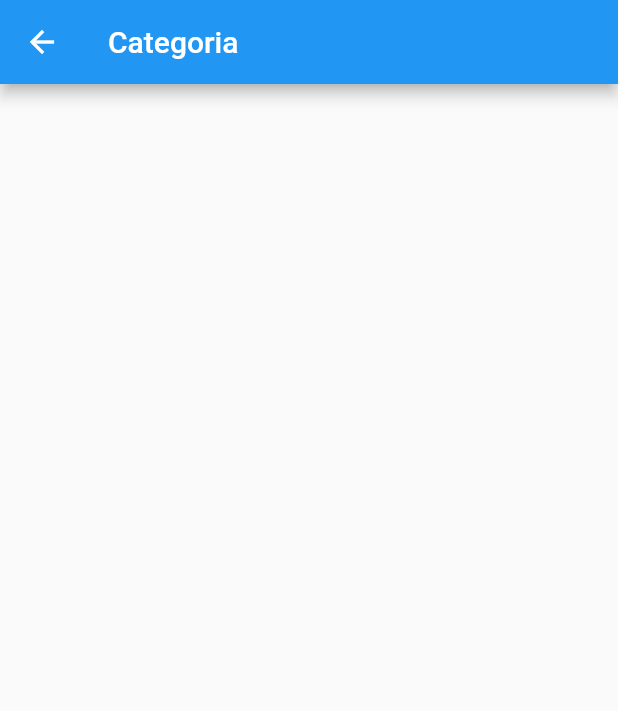
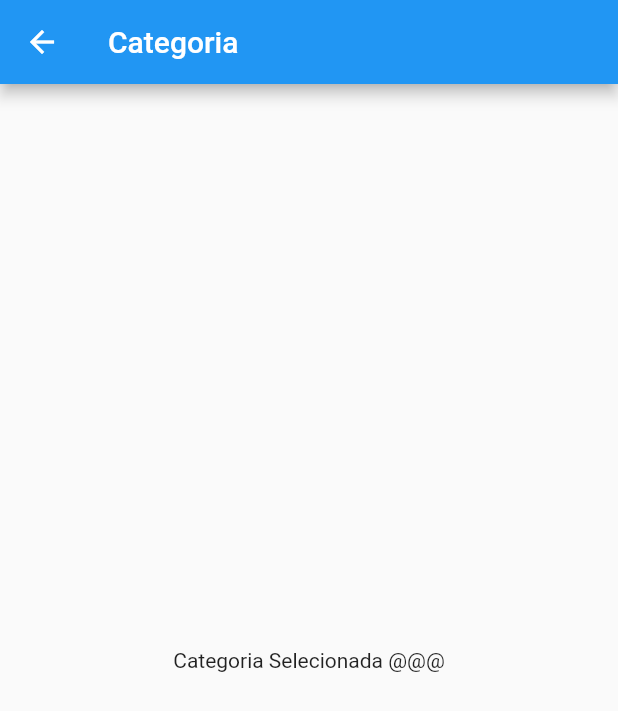
Before and after one commit to dariopmaciel/flutter_modular_example, a Flutter app: the screen it shows after launch, after a tap on "Categoria Module", on a phone screen of 412 x 824 dp. Shown: the top 711 px of the screen. Run offline on Flutter 3.47's test engine with Material 2 defaults, Android fonts, the phone set to English and light mode, and no system bars; our stand-ins replace flutter_modular.

Commit message:
Tipos rotas de navegação

```diff
--- a/lib/app/app_module.dart
+++ b/lib/app/app_module.dart
@@ -6,15 +6,24 @@ import 'package:flutter_modular_example/app/categoria/categoria_page.dart';
 import 'package:flutter_modular_example/app/splash_page/splash_page.dart';
 
 class AppModule extends Module {
+  //Dependencias
   @override
   void binds(Injector i) => [];
 
+//Rotas
   @override
-  void routes(r) {
-    r.child(Modular.initialRoute, child: (context) => const SplashPage());
-    r.child('/categoria', child: (context) => const CategoriaPage());
-    //como adicionar modulos na rotas?
-    // ModuleRoute('/categoria', module: CategoriaModule());
-    // ModuleRoute('/', module: CategoriaModule());
+  void routes(RouteManager r) {
+    // r.child(Modular.initialRoute, child: (context) => const SplashPage());
+    //ou
+    r.child('/', child: (context) => const SplashPage());
+    //sem passagem de argumento
+    r.child('/categoria', child: (context) => CategoriaPage());
+    //com passagem de argumento
+    // r.child('/categoria', child: (context) => CategoriaPage(categoria: 'CASA'));
+    //COM RECUPERAÇÃO DE ARGUMENTO
+    // r.child('/categoria',
+    //     child: (context) => CategoriaPage(categoria: r.args.data));
+
+    super.routes(r);
   }
 }
--- a/lib/app/categoria/categoria_module.dart
+++ b/lib/app/categoria/categoria_module.dart
@@ -1,11 +1,11 @@
-
 import 'package:flutter_modular/flutter_modular.dart';
 import 'package:flutter_modular_example/app/categoria/categoria_page.dart';
 
-class CategoriaModule extends Module{
+class CategoriaModule extends Module {
   @override
   void routes(RouteManager r) {
-     r.child(Modular.initialRoute, child: (context) => CategoriaPage() );
+    r.child('/', child: (context) => CategoriaPage());
+    // r.child('/', child: (context) => CategoriaPage(key: r.args.data,));
     super.routes(r);
   }
 }
--- a/lib/app/categoria/categoria_page.dart
+++ b/lib/app/categoria/categoria_page.dart
@@ -1,14 +1,33 @@
 import 'package:flutter/material.dart';
+import 'package:flutter_modular/flutter_modular.dart';
 
-class CategoriaPage extends StatelessWidget {
+class CategoriaPage extends StatefulWidget {
+  final String? categoria;
 
-  const CategoriaPage({ super.key });
+  CategoriaPage({
+    Key? key,
+    // this.categoria,
+  }) :
+        //ou
+        categoria = Modular.args?.data,
+        super(key: key);
 
-   @override
-   Widget build(BuildContext context) {
-       return Scaffold(
-           appBar: AppBar(title: const Text('Categoria'),),
-           body: Container(),
-       );
+  @override
+  State<CategoriaPage> createState() => _CategoriaPageState();
+}
+
+class _CategoriaPageState extends State<CategoriaPage> {
+  @override
+  Widget build(BuildContext context) {
+    return Scaffold(
+      appBar: AppBar(
+        title: const Text('Categoria'),
+      ),
+      body: Center(
+          //recuperando sem Modular
+          // child: Text(widget.categoria ?? "Não foi enviado a Categoria")),
+          //recuperando com modular
+          child: Text(Modular.args?.data ?? "Não foi enviado a Categoria")),
+    );
   }
 }
--- a/lib/app/splash_page/splash_page.dart
+++ b/lib/app/splash_page/splash_page.dart
@@ -1,4 +1,5 @@
 import 'package:flutter/material.dart';
+import 'package:flutter_modular/flutter_modular.dart';
 
 class SplashPage extends StatelessWidget {
   const SplashPage({super.key});
@@ -15,7 +16,10 @@ class SplashPage extends StatelessWidget {
           children: [
             ElevatedButton(
               onPressed: () {
-                Navigator.pushNamed(context, '/categoria');
+                // Navigator.pushNamed(context, '/categoria', arguments: 'Categoria Selecionada @@@');
+                //ou
+                Modular.to.pushNamed('/categoria', arguments: 'Categoria Selecionada @@@');
+                // Modular.to.pushNamed('/categoria');
               },
               child: const Text('Categoria Module'),
             )
--- a/lib/main.dart
+++ b/lib/main.dart
@@ -7,8 +7,5 @@ import 'package:flutter_modular_example/app/app_widget.dart';
 // O modulo cria uma camada superior que passara para o runApp a pagina certa que é a pagina que se precisa carregar
 
 void main() {
-  runApp(ModularApp(
-    module: AppModule(),
-    child: AppWidget(),
-  ));
+  runApp(ModularApp(module: AppModule(), child: AppWidget()));
 }
```
